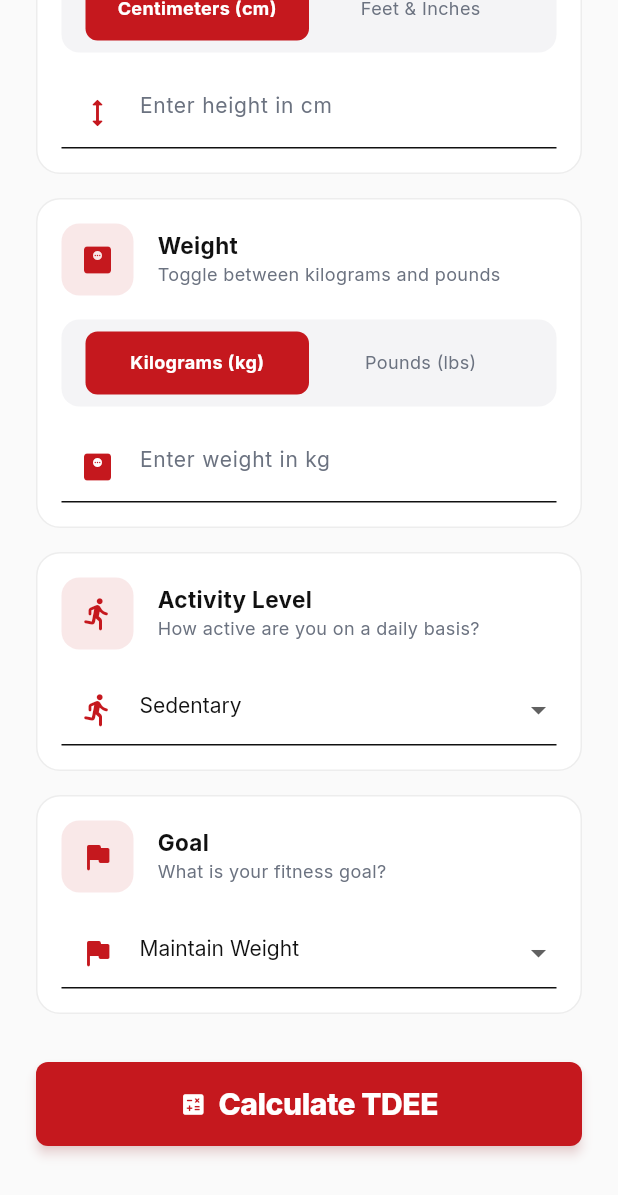
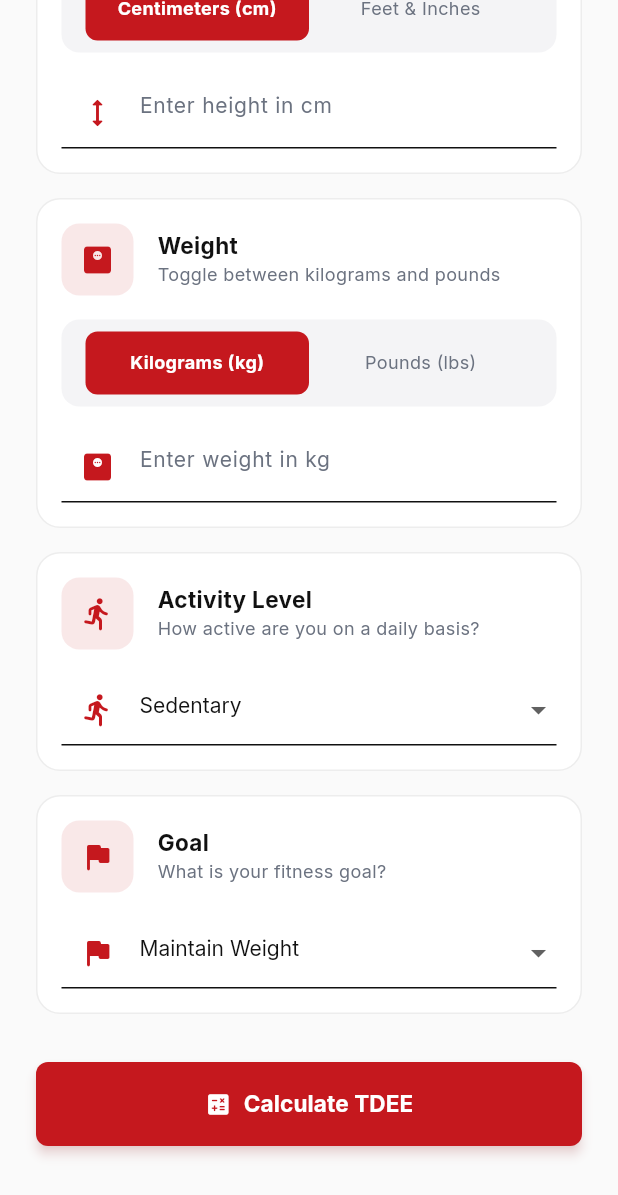
Before and after one commit to uyito/trego, a Flutter app: the TdeeScreen screen opened directly, scrolled down 576 dp, on a phone screen of 412 x 824 dp. Shown: the top 1195 px of the screen. Run offline on Flutter 3.47's test engine with Material 3 defaults, Android fonts, the phone set to English and light mode, and no system bars; our stand-ins replace cloud_firestore, connectivity_plus, dio, firebase_analytics, firebase_auth, firebase_core and 11 more; missing offline and left inert: health; accounts and stored records are empty; network calls fail.

Commit message:
fix(tdee): use tokens.success for recommended card; right-size calculate button label

```diff
--- a/lib/tdee/tdee_screen.dart
+++ b/lib/tdee/tdee_screen.dart
@@ -5,13 +5,12 @@ import '../shared/theme/context_tokens.dart';
 import '../shared/theme/trego_tokens.dart';
 import '../widgets/core/trego_scaffold.dart';
 
-/// Semantic result colors for BMR / TDEE / recommended-calorie cards. These
-/// are distinct decorative hues (not brand/danger/success roles), so they're
-/// centralized here as named consts rather than scattered raw hex.
+/// Semantic result colors for BMR / TDEE cards. These are distinct decorative
+/// hues (not brand/danger/success roles), so they're centralized here as named
+/// consts rather than scattered raw hex. Recommended calories uses tokens.success.
 class _TdeeResultColors {
   static const bmr = Color(0xFFF57C00); // ALLOW-HEX: BMR result accent (orange), no token role fits a decorative per-metric hue
   static const tdee = Color(0xFF1E88E5); // ALLOW-HEX: TDEE result accent (blue), no token role fits a decorative per-metric hue
-  static const recommended = Color(0xFF00A344); // ALLOW-HEX: recommended-calories accent, matches tokens.success light value intentionally kept as const for card use outside ThemeExtension access
   _TdeeResultColors._();
 }
 
@@ -630,7 +629,7 @@ class _TdeeScreenState extends State<TdeeScreen> {
                               const SizedBox(width: Space.sm),
                               Text(
                                 'Calculate TDEE',
-                                style: context.typo.title.copyWith(color: tokens.onBrand),
+                                style: context.typo.titleSmall.copyWith(color: tokens.onBrand),
                               ),
                             ],
                           ),
@@ -656,12 +655,12 @@ class _TdeeScreenState extends State<TdeeScreen> {
                               Container(
                                 padding: const EdgeInsets.all(Space.md),
                                 decoration: BoxDecoration(
-                                  color: _TdeeResultColors.recommended.withValues(alpha: 0.1),
+                                  color: tokens.success.withValues(alpha: 0.1),
                                   borderRadius: BorderRadius.circular(Radii.statTile),
                                 ),
                                 child: Icon(
                                   Icons.insights_rounded,
-                                  color: _TdeeResultColors.recommended,
+                                  color: tokens.success,
                                   size: 24,
                                 ),
                               ),
@@ -697,7 +696,7 @@ class _TdeeScreenState extends State<TdeeScreen> {
                             title: 'Recommended Calories',
                             value: '${_suggestedCalories!.toStringAsFixed(0)} kcal',
                             subtitle: 'Based on your goal',
-                            color: _TdeeResultColors.recommended,
+                            color: tokens.success,
                           ),
                           const SizedBox(height: Space.xl),
 
```
